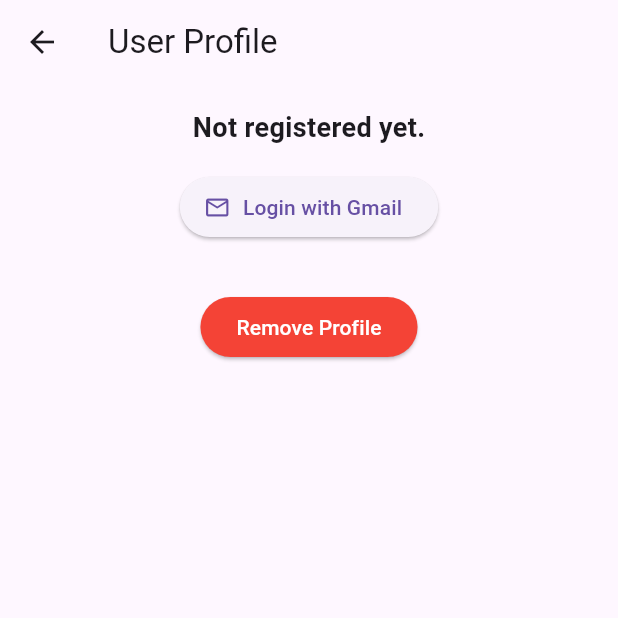
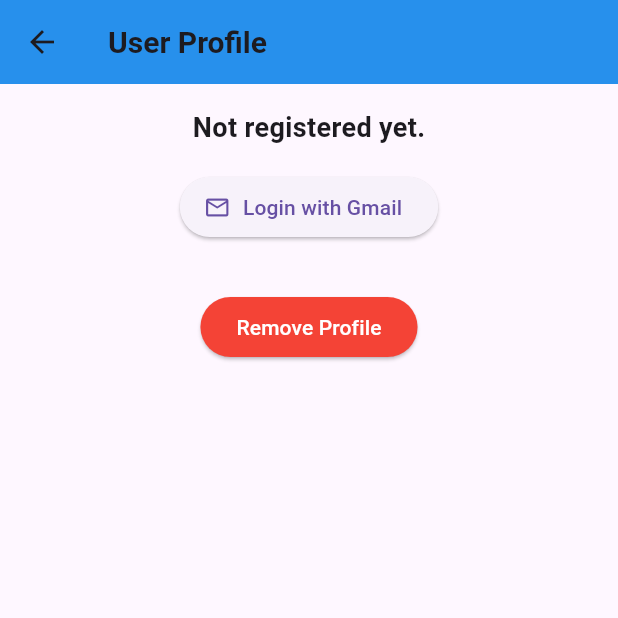
Before and after one commit to dmitrymov/recipeShare, a Flutter app: the ProfileScreen screen opened directly, on a phone screen of 412 x 824 dp, the top half of it. Run offline on Flutter 3.47's test engine with Material 3 defaults, Android fonts, the phone set to English and light mode, and no system bars; our stand-ins replace share_plus, sqflite; missing offline and left inert: your_app_name; accounts and stored records are empty.

Commit message:
UI updates

```diff
--- /dev/null
+++ b/lib/custom_app_bar.dart
@@ -0,0 +1,29 @@
+import 'package:flutter/material.dart';
+
+class CustomAppBar extends StatelessWidget implements PreferredSizeWidget {
+  final String? title;
+  final Widget? leading;
+
+  const CustomAppBar({Key? key, this.title, this.leading}) : super(key: key);
+
+  @override
+  Widget build(BuildContext context) {
+    return AppBar(
+      backgroundColor: Colors.blue,
+      elevation: 4,
+      leading: leading,
+      title: title != null
+          ? Text(
+              title!,
+              style: const TextStyle(
+                fontWeight: FontWeight.bold,
+                fontSize: 20,
+              ),
+            )
+          : null,
+    );
+  }
+
+  @override
+  Size get preferredSize => const Size.fromHeight(kToolbarHeight);
+}
--- a/lib/profile_screen.dart
+++ b/lib/profile_screen.dart
@@ -1,6 +1,8 @@
 import 'package:flutter/material.dart';
+import 'custom_app_bar.dart';
 
 class ProfileScreen extends StatelessWidget {
+
   // Simulate user registration status
   final bool isRegistered = false; // Replace with actual logic later
 
@@ -49,15 +51,16 @@ class ProfileScreen extends StatelessWidget {
   @override
   Widget build(BuildContext context) {
     return Scaffold(
-      appBar: AppBar(
-        title: const Text('User Profile'),
+       appBar: CustomAppBar(
+        title: 'User Profile',
        ),
       body: SingleChildScrollView(
         padding: const EdgeInsets.all(16.0),
         child: Column(
           crossAxisAlignment: CrossAxisAlignment.start,
           children: <Widget>[
-            if (!isRegistered) ...[
+             if (!isRegistered)
+               ...[
                 const Center(
                   child: Text(
                     'Not registered yet.',
@@ -72,7 +75,9 @@ class ProfileScreen extends StatelessWidget {
                     label: const Text('Login with Gmail'),
                   ),
                 ),
-            ] else ...[
+              ]
+            else
+             ...[
                 const Center(
                   child: CircleAvatar(
                     radius: 60.0,
@@ -92,10 +97,10 @@ class ProfileScreen extends StatelessWidget {
                   style: TextStyle(fontSize: 16.0, fontWeight: FontWeight.bold),
                 ),
                 const SizedBox(height: 8.0),
-              const TextField(
+                TextField(
                   readOnly: true,
-                controller: TextEditingController(text: 'user12345'), // Replace with actual user ID
-                decoration: InputDecoration(
+                  controller: TextEditingController(text: 'user12345'),
+                  decoration: const InputDecoration(
                     border: OutlineInputBorder(),
                   ),
                 ),
@@ -126,6 +131,7 @@ class ProfileScreen extends StatelessWidget {
                ),
                 ),
               ],
+
             const SizedBox(height: 32.0),
             Center(
               child: ElevatedButton(
```
Also changed, not shown: lib/categories_screen.dart (+4 -5 lines), lib/main.dart (+51 -27 lines), lib/menu_screen.dart (added, +47 -0 lines). Lines whose indentation alone changed are shown as unchanged.
